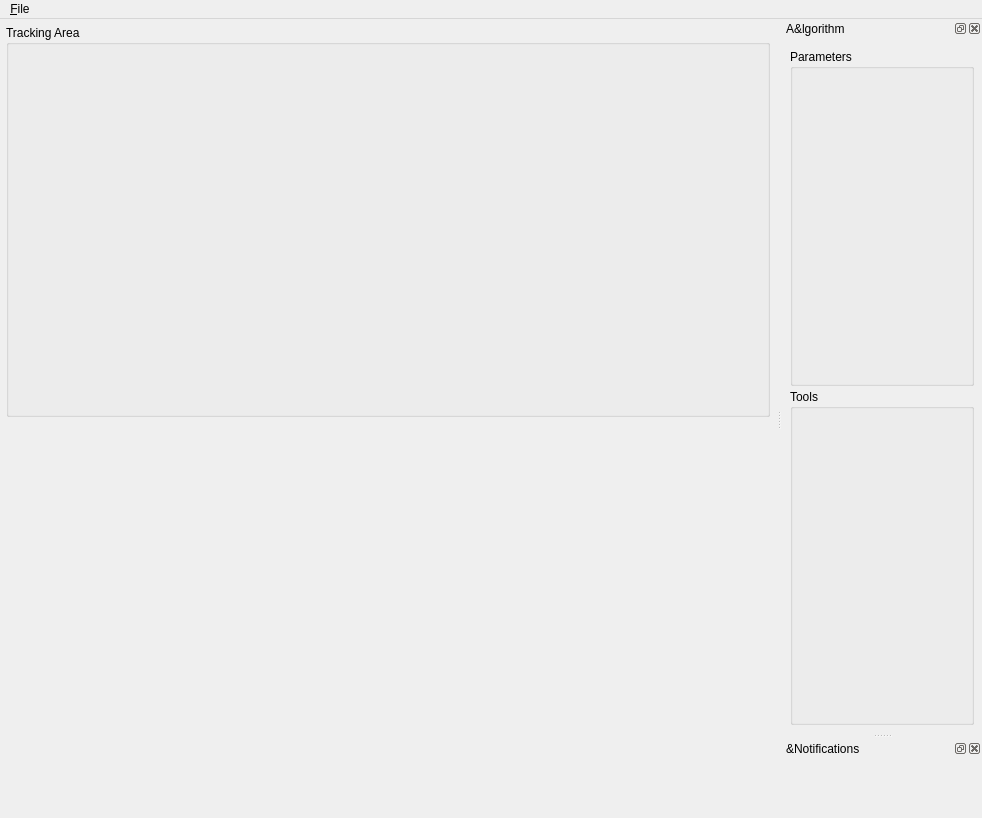
The window that biotracker/src/MainWindow.ui (BioroboticsLab/biotracker_gui) describes before a commit, drawn with Qt 5.
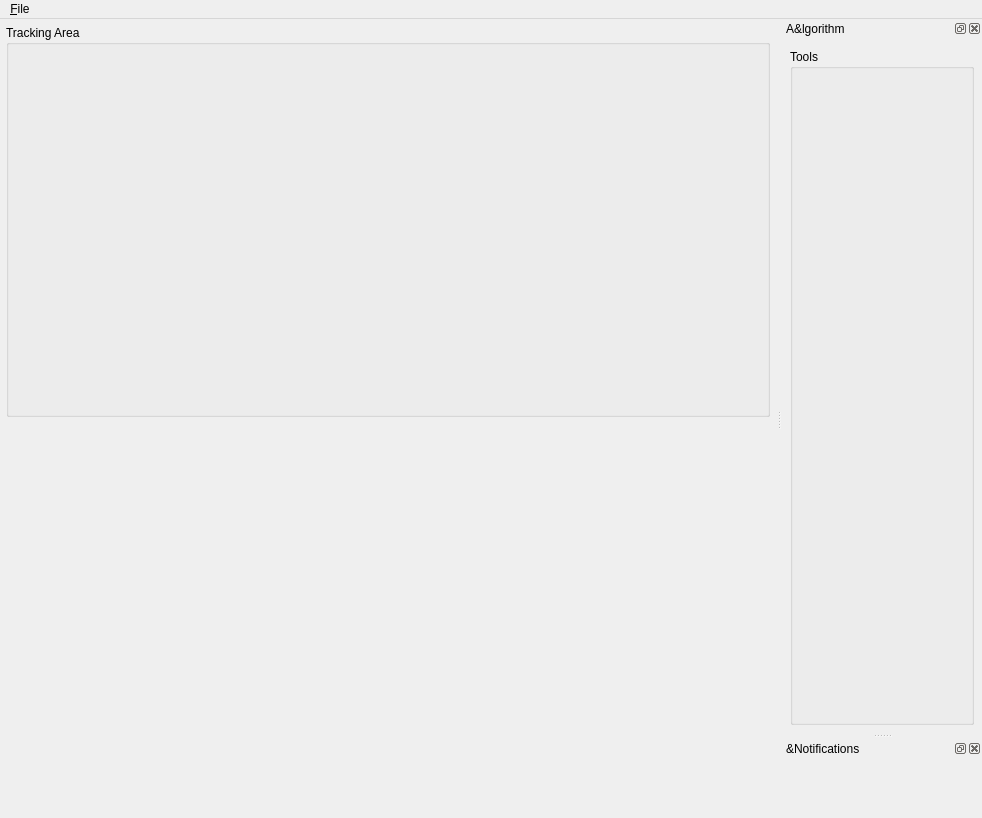
The same window after the commit.

Commit message: #22 add tracker tools to the gui

```diff
--- a/biotracker/src/MainWindow.ui
+++ b/biotracker/src/MainWindow.ui
@@ -228,19 +228,6 @@
        </property>
       </widget>
      </item>
-     <item>
-      <widget class="QGroupBox" name="groupBox_params">
-       <property name="sizePolicy">
-        <sizepolicy hsizetype="Preferred" vsizetype="Expanding">
-         <horstretch>0</horstretch>
-         <verstretch>0</verstretch>
-        </sizepolicy>
-       </property>
-       <property name="title">
-        <string>Parameters</string>
-       </property>
-      </widget>
-     </item>
      <item>
       <widget class="QGroupBox" name="groupBox_tools">
        <property name="sizePolicy">
```
Left out of the diff: 2 changed lines with no effect on the pictures. The commit also changes 4 other files.
